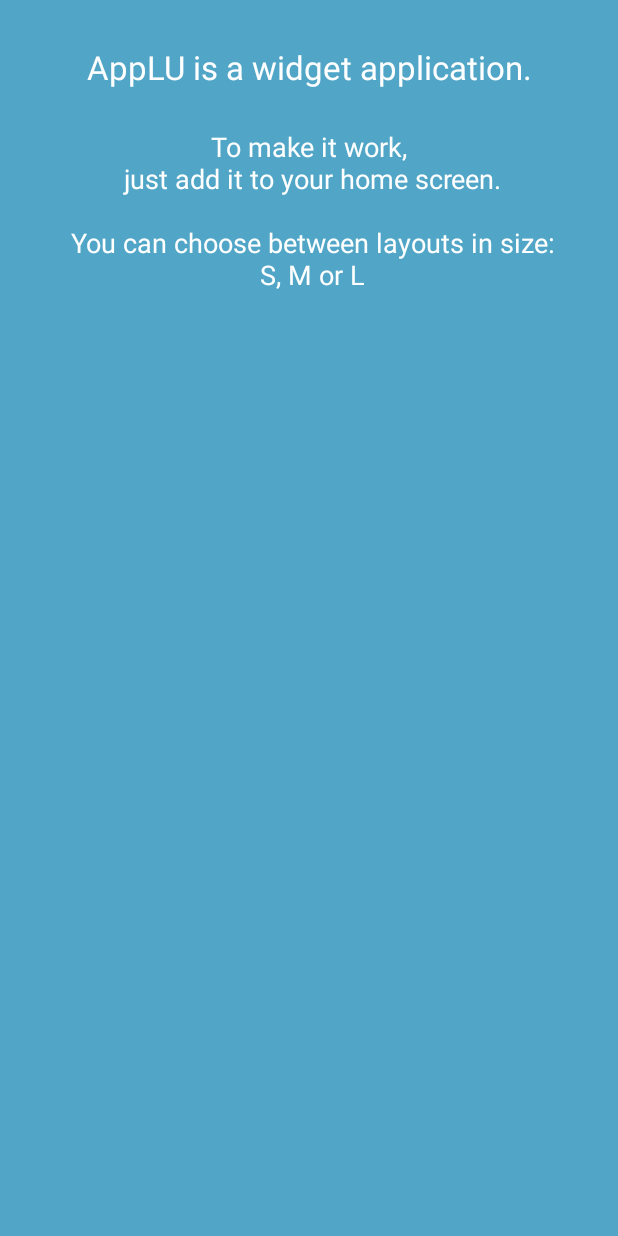
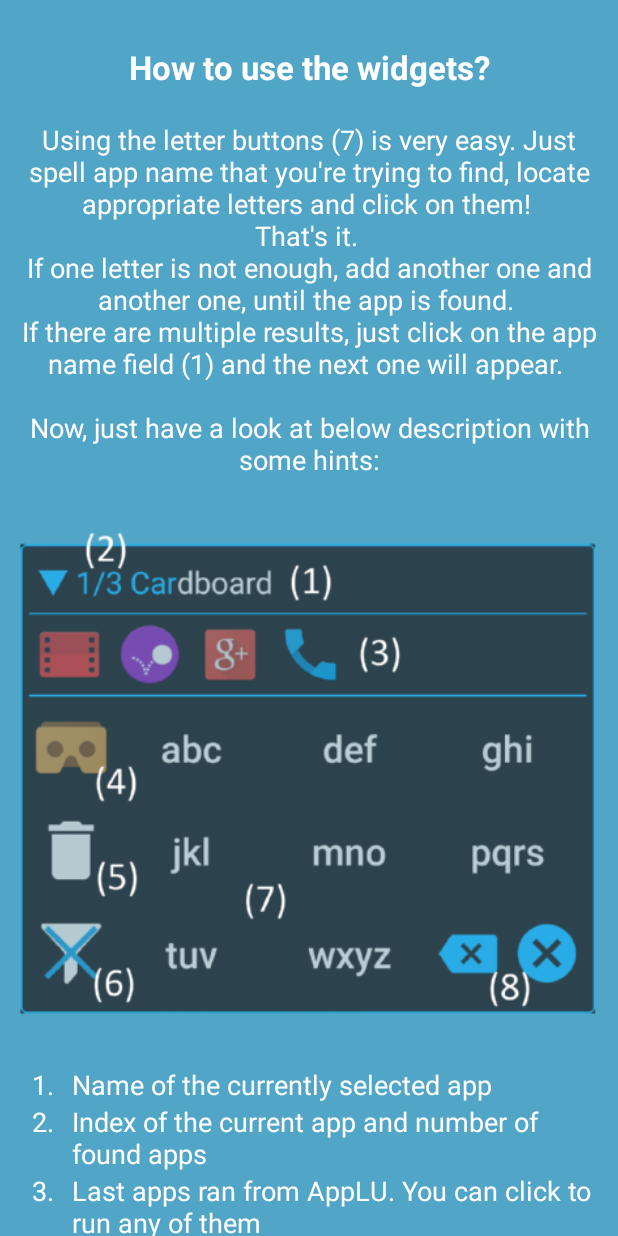
Before and after one commit to dorszpw/applu, an Android app: the screen it shows after launch (MainActivity), after a tap on an icon or button, on a phone screen of 412 x 824 dp. Run offline under Robolectric (Android 15) with nearby library versions, the light colour scheme and no system bars; libraries missing offline, so code that uses them is left out: com.crashlytics.android, io.fabric.sdk; 2 statements that could not run were skipped; 1 other tap on this screen came first.

Commit message:
change: help view

```diff
--- a/app/src/main/java/pl/coddev/applu/b/PInfoHandler.java
+++ b/app/src/main/java/pl/coddev/applu/b/PInfoHandler.java
@@ -25,7 +25,7 @@ public final class PInfoHandler {
     private static Map<Integer, Integer> appIndex = new HashMap<>();
     private static Map<Integer, ArrayList<PInfo>> filteredPInfos = new HashMap<>();
     private static Map<Integer, ArrayList<PInfo>> selectedPInfos = new HashMap<>();
-    private static CopyOnWriteArrayList<PInfo> allPInfos = new CopyOnWriteArrayList<>(); //Collections.synchronizedList(new ArrayList<PInfo>());
+    private static CopyOnWriteArrayList<PInfo> allPInfos = new CopyOnWriteArrayList<>();
 
 
     public static void setSelectedPInfos(int widgetId) {
@@ -37,10 +37,13 @@ public final class PInfoHandler {
     }
 
     public static void setAllPInfos(ArrayList<PInfo> list) {
-        if(list==null)
+        if(allPInfos != null){
+            allPInfos.clear();
+        } else {
             allPInfos = new CopyOnWriteArrayList<>();
-        else
-            allPInfos = new CopyOnWriteArrayList<>(list);
+        }
+        if(list!=null)
+            allPInfos.addAll(list);
     }
 
     public static List<PInfo> getAllPInfos() {
--- /dev/null
+++ b/app/src/main/java/pl/coddev/applu/c/BulletTextUtil.java
@@ -0,0 +1,63 @@
+package pl.coddev.applu.c;
+
+import android.content.Context;
+import android.text.Spannable;
+import android.text.SpannableString;
+import android.text.SpannableStringBuilder;
+import android.text.Spanned;
+import android.text.style.AbsoluteSizeSpan;
+import android.text.style.BulletSpan;
+
+/**
+ * Created by Piotr Woszczek on 27/08/15.
+ */
+public class BulletTextUtil {
+
+    /**
+     * Returns a CharSequence containing a bulleted and properly indented list.
+     *
+     * @param leadingMargin In pixels, the space between the left edge of the bullet and the left edge of the text.
+     * @param context
+     * @param stringArrayResId A resource id pointing to a string array. Each string will be a separate line/bullet-point.
+     * @return
+     */
+    public static CharSequence makeBulletListFromStringArrayResource(int leadingMargin, Context context, int stringArrayResId) {
+        return makeBulletList(leadingMargin, context.getResources().getStringArray(stringArrayResId));
+    }
+
+    /**
+     * Returns a CharSequence containing a bulleted and properly indented list.
+     *
+     * @param leadingMargin In pixels, the space between the left edge of the bullet and the left edge of the text.
+     * @param context
+     * @param linesResIds An array of string resource ids. Each string will be a separate line/bullet-point.
+     * @return
+     */
+    public static CharSequence makeBulletListFromStringResources(int leadingMargin, Context context, int... linesResIds) {
+        int len = linesResIds.length;
+        CharSequence[] cslines = new CharSequence[len];
+        for (int i = 0; i < len; i++) {
+            cslines[i] = context.getString(linesResIds[i]);
+        }
+        return makeBulletList(leadingMargin, cslines);
+    }
+
+    /**
+     * Returns a CharSequence containing a bulleted and properly indented list.
+     *
+     * @param leadingMargin In pixels, the space between the left edge of the bullet and the left edge of the text.
+     * @param lines An array of CharSequences. Each CharSequences will be a separate line/bullet-point.
+     * @return
+     */
+    public static CharSequence makeBulletList(int leadingMargin, CharSequence... lines) {
+        SpannableStringBuilder sb = new SpannableStringBuilder();
+        for (int i = 0; i < lines.length; i++) {
+            CharSequence line = lines[i] + (i < lines.length-1 ? "\n" : "");
+            Spannable spannable = new SpannableString(line);
+            spannable.setSpan(new AbsoluteSizeSpan(leadingMargin), 0, spannable.length(), Spanned.SPAN_INCLUSIVE_EXCLUSIVE);
+            sb.append(spannable);
+        }
+        return sb;
+    }
+
+}
--- a/app/src/main/java/pl/coddev/applu/p/MainActivity.java
+++ b/app/src/main/java/pl/coddev/applu/p/MainActivity.java
@@ -19,11 +19,14 @@ import android.view.animation.OvershootInterpolator;
 import android.widget.ImageButton;
 import android.widget.ImageView;
 import android.widget.RelativeLayout;
+import android.widget.ScrollView;
+import android.widget.TextView;
 
 import com.crashlytics.android.Crashlytics;
 
 import io.fabric.sdk.android.Fabric;
 import pl.coddev.applu.R;
+import pl.coddev.applu.c.BulletTextUtil;
 import pl.coddev.applu.c.Log;
 import pl.coddev.applu.c.Utils;
 
@@ -42,11 +45,15 @@ public class MainActivity extends Activity implements View.OnClickListener {
     ImageView lid;
     ImageView rocket;
     ImageView frame;
+    ScrollView scrollView;
     private DisplayMetrics dm;
     FloatingActionButton share;
     private float scale;
     private int startDelay = 500;
-    private boolean onHelpScreen = false;
+    private VIEW screen = VIEW.MAIN;
+
+    private enum HELPVIEW_ACTION {SHOW, HIDE};
+    private enum VIEW {MAIN, HELP, NO};
 
     @Override
     protected void onCreate(Bundle savedInstanceState) {
@@ -68,7 +75,8 @@ public class MainActivity extends Activity implements View.OnClickListener {
         play.setOnClickListener(this);
         infoButton = (ImageButton) findViewById(R.id.infoButton);
         infoButton.setOnClickListener(this);
-
+        scrollView = (ScrollView) findViewById(R.id.scrollView);
+        //helpBodyPoints = (TextView) findViewById(R.id.helpBodyPoints);
         dm = new DisplayMetrics();
         getWindowManager().getDefaultDisplay().getMetrics(dm);
 
@@ -100,15 +108,18 @@ public class MainActivity extends Activity implements View.OnClickListener {
 
         share = (FloatingActionButton) findViewById(R.id.share);
         share.setOnClickListener(this);
+
+//        CharSequence bulletedList = BulletTextUtil.makeBulletList(10, getString(R.string.help_points1),
+//                getString(R.string.help_points2));
+//        helpBodyPoints.setText(bulletedList);
     }
 
     @Override
     public void onBackPressed() {
         Log.d(TAG, "onBackPressed ");
-        if (onHelpScreen) {
-            animateRelative(1f);
-            onHelpScreen = false;
-        } else {
+        if (screen.equals(VIEW.HELP)) {
+            handleHelpView(HELPVIEW_ACTION.HIDE);
+        } else if (screen.equals(VIEW.MAIN)){
             super.onBackPressed();
         }
     }
@@ -190,24 +201,38 @@ public class MainActivity extends Activity implements View.OnClickListener {
         finishSet.start();
     }
 
-    void animateRelative(final float endValue) {
-        if (endValue == 1f)
-            share.setVisibility(View.VISIBLE);
-        ObjectAnimator relativeScale = ObjectAnimator.ofFloat(relative, "scaleX", endValue);
+    void handleHelpView(final HELPVIEW_ACTION action) {
+        float endValue, endValueShare;
+        if (action.equals(HELPVIEW_ACTION.HIDE)) {
+            endValue = 1;
+            endValueShare = 0;
+            relative.setVisibility(View.VISIBLE);
+        } else {
+            endValue = 0;
+            endValueShare = scrollView.getHeight()+2*share.getHeight();
+        }
+
         ObjectAnimator relativeAlpha = ObjectAnimator.ofFloat(relative, "alpha", endValue);
+        ObjectAnimator shareFall = ObjectAnimator.ofFloat(share, "translationY", endValueShare);
         AnimatorSet relativeSet = new AnimatorSet();
-        relativeSet.setDuration(500);
+        relativeSet.setDuration(700);
         relativeSet.setInterpolator(new OvershootInterpolator());
-        relativeSet.playTogether(relativeAlpha, relativeScale);
-        relativeSet.start();
+        relativeSet.playTogether(relativeAlpha, shareFall);
         relativeSet.addListener(new AnimatorListenerAdapter() {
             @Override
             public void onAnimationEnd(Animator animation) {
+                Log.d(TAG, "onAnimationEnd ");
+                if(action.equals(HELPVIEW_ACTION.SHOW)){
+                    relative.setVisibility(View.GONE);
+                    screen = VIEW.HELP;
+                } else {
+                    screen = VIEW.MAIN;
+                }
                 super.onAnimationEnd(animation);
-                if (endValue == 0f)
-                    share.setVisibility(View.INVISIBLE);
             }
         });
+        relativeSet.start();
+
     }
 
 
@@ -239,8 +264,7 @@ public class MainActivity extends Activity implements View.OnClickListener {
                 break;
 
             case R.id.infoButton:
-                onHelpScreen = true;
-                animateRelative(0f);
+                handleHelpView(HELPVIEW_ACTION.SHOW);
 
         }
     }
--- /dev/null
+++ b/app/src/main/res/layout/help_view.xml
@@ -0,0 +1,167 @@
+<?xml version="1.0" encoding="utf-8"?>
+<ScrollView xmlns:android="http://schemas.android.com/apk/res/android"
+    android:layout_width="match_parent"
+    android:layout_height="wrap_content"
+    android:layout_alignParentBottom="true"
+    android:background="@color/dark_blue">
+
+    <LinearLayout
+        android:layout_width="match_parent"
+        android:layout_height="wrap_content"
+        android:layout_marginLeft="@dimen/ref_10"
+        android:layout_marginRight="@dimen/ref_10"
+        android:layout_marginTop="@dimen/ref_30"
+        android:orientation="vertical"
+
+
+        >
+
+        <TextView
+            android:id="@+id/helpTitleBack"
+            style="@style/helpPageStyle"
+            android:text="@string/help_title_extended"
+            android:textSize="@dimen/ref_font_large"
+            android:textStyle="bold" />
+
+        <TextView
+            android:id="@+id/helpBodyBack"
+            style="@style/helpPageStyle"
+            android:text="@string/help_body_extended" />
+
+        <ImageView
+            android:layout_width="match_parent"
+            android:layout_height="wrap_content"
+            android:adjustViewBounds="true"
+            android:scaleType="fitCenter"
+            android:src="@drawable/help2" />
+
+        <!--<TextView-->
+        <!--android:id="@+id/helpBodyPoints"-->
+        <!--android:layout_width="match_parent"-->
+        <!--android:layout_height="wrap_content"-->
+        <!--android:gravity="left"-->
+        <!--android:paddingBottom="40dp"-->
+        <!--android:paddingLeft="10dp"-->
+        <!--android:paddingRight="10dp"-->
+        <!--android:text="xxx"-->
+        <!--android:textColor="@color/white"-->
+        <!--android:textSize="@dimen/ref_font_medium" />-->
+
+        <TableLayout
+            android:layout_width="match_parent"
+            android:layout_height="wrap_content"
+            android:numColumns="2"
+            android:paddingBottom="50dp">
+
+            <TableRow
+                android:layout_width="wrap_content"
+                android:layout_height="wrap_content"
+
+                >
+
+                <TextView
+                    style="@style/helpPageStyle"
+                    android:layout_weight="0.2"
+                    android:text="1." />
+
+                <TextView
+                    style="@style/helpPagePointsStyle"
+                    android:layout_weight="3"
+                    android:text="@string/help_points1" />
+            </TableRow>
+
+            <TableRow
+                android:layout_width="wrap_content"
+                android:layout_height="wrap_content"
+                >
+                <TextView
+                    style="@style/helpPageStyle"
+                    android:layout_weight="0.2"
+                    android:text="2." />
+
+                <TextView
+                    style="@style/helpPagePointsStyle"
+                    android:layout_weight="3"
+                    android:text="@string/help_points2" />
+            </TableRow>
+            <TableRow
+                android:layout_width="wrap_content"
+                android:layout_height="wrap_content"
+                >
+                <TextView
+                    style="@style/helpPageStyle"
+                    android:layout_weight="0.2"
+                    android:text="3." />
+                <TextView
+                    style="@style/helpPagePointsStyle"
+                    android:layout_weight="3"
+                    android:text="@string/help_points3" />
+            </TableRow>
+            <TableRow
+                android:layout_width="wrap_content"
+                android:layout_height="wrap_content"
+                >
+                <TextView
+                    style="@style/helpPageStyle"
+                    android:layout_weight="0.2"
+                    android:text="4." />
+                <TextView
+                    style="@style/helpPagePointsStyle"
+                    android:layout_weight="3"
+                    android:text="@string/help_points4" />
+            </TableRow>
+            <TableRow
+                android:layout_width="wrap_content"
+                android:layout_height="wrap_content"
+                >
+                <TextView
+                    style="@style/helpPageStyle"
+                    android:layout_weight="0.2"
+                    android:text="5." />
+                <TextView
+                    style="@style/helpPagePointsStyle"
+                    android:layout_weight="3"
+                    android:text="@string/help_points5" />
+            </TableRow>
+            <TableRow
+                android:layout_width="wrap_content"
+                android:layout_height="wrap_content"
+                >
+                <TextView
+                    style="@style/helpPageStyle"
+                    android:layout_weight="0.2"
+                    android:text="6." />
+                <TextView
+                    style="@style/helpPagePointsStyle"
+                    android:layout_weight="3"
+                    android:text="@string/help_points6" />
+            </TableRow>
+            <TableRow
+                android:layout_width="wrap_content"
+                android:layout_height="wrap_content"
+                >
+                <TextView
+                    style="@style/helpPageStyle"
+                    android:layout_weight="0.2"
+                    android:text="7." />
+                <TextView
+                    style="@style/helpPagePointsStyle"
+                    android:layout_weight="3"
+                    android:text="@string/help_points7" />
+            </TableRow>
+            <TableRow
+                android:layout_width="wrap_content"
+                android:layout_height="wrap_content"
+                >
+                <TextView
+                    style="@style/helpPageStyle"
+                    android:layout_weight="0.2"
+                    android:text="8." />
+                <TextView
+                    style="@style/helpPagePointsStyle"
+                    android:layout_weight="3"
+                    android:text="@string/help_points8" />
+            </TableRow>
+        </TableLayout>
+    </LinearLayout>
+</ScrollView>
--- a/app/src/main/res/layout/main_layout.xml
+++ b/app/src/main/res/layout/main_layout.xml
@@ -4,33 +4,7 @@
     android:layout_height="match_parent"
     android:background="@color/dark_blue">
 
-    <LinearLayout
-        android:layout_width="match_parent"
-        android:layout_height="match_parent"
-        android:layout_marginLeft="@dimen/ref_10"
-        android:layout_marginRight="@dimen/ref_10"
-        android:layout_marginTop="@dimen/ref_30"
-        android:orientation="vertical"
-        >
-
-        <TextView
-            android:id="@+id/helpTitleBack"
-            android:layout_width="match_parent"
-            android:layout_height="wrap_content"
-            android:gravity="center"
-            android:text="@string/help_title"
-            android:textColor="@color/white"
-            android:textSize="@dimen/ref_font_large" />
-
-        <TextView
-            android:id="@+id/helpBodyBack"
-            android:layout_width="match_parent"
-            android:layout_height="wrap_content"
-            android:gravity="center"
-            android:text="@string/help_body"
-            android:textColor="@color/white"
-            android:textSize="@dimen/ref_font_medium" />
-    </LinearLayout>
+    <include layout="@layout/help_view" />
 
     <RelativeLayout xmlns:app="http://schemas.android.com/apk/res-auto"
         xmlns:tools="http://schemas.android.com/tools"
@@ -78,6 +52,7 @@
 
 
         <ScrollView
+            android:id="@+id/scrollView"
             android:layout_width="match_parent"
             android:layout_height="match_parent"
             android:layout_below="@+id/frame">
@@ -108,6 +83,7 @@
                     android:textSize="@dimen/ref_font_medium" />
             </LinearLayout>
         </ScrollView>
+
 
         <ImageButton
             android:id="@+id/play"
--- a/app/src/main/res/values/strings.xml
+++ b/app/src/main/res/values/strings.xml
@@ -12,12 +12,48 @@
     <string name="icon_trash_o">&#xf014;</string>
     <string name="no_matches">[no results]</string>
     <string name="last_apps">Last apps</string>
-    <string name="help_title">AppLU is a widget application.\n</string>
+    <string name="help_title">AppLU is a widget application\n</string>
     <string name="help_body">
-                                To make it work,\n
-                                just add it to your home screen.\n\n
-                                You can choose between layouts in size:\n S, M or L\n
+                                To make it work,
+                                \njust add it to your home screen.
+                                \nAfter adding first widget, you\'ll be able
+                                \nto launch or uninstall your apps
+                                \ndirectly from your home screen.
+                                \n\nYou can choose between layouts in size:\n S, M or L\n
 
+
+    </string>
+    <string name="help_points">
+        \n1. Name of the currently selected app
+    \n2. Index of the current app and number of found apps
+    \n3. Last apps ran from AppLU. You can click to run any of them
+    \n4. Launch button - runs currently selected app
+    \n5. Uninstall button - removes currently selected app
+    \n6. App filter button - switch between user/system/all
+    \n7. Letter buttons - click on them to find your app
+    \n8. Delete buttons - remove last or all letters from the filter
+        \n
+    </string>
+     <string name="help_points1">
+        Name of the currently selected app
+         </string>
+    <string name="help_points2">Index of the current app and number of found apps</string>
+    <string name="help_points3">
+    Last apps ran from AppLU. You can click to run any of them
+    </string>
+    <string name="help_points4">Launch button - runs currently selected app</string>
+    <string name="help_points5">Uninstall button - removes currently selected app from the system</string>
+    <string name="help_points6">App filter button - switch between user/system/all</string>
+    <string name="help_points7">Letter buttons - click on them to find your app</string>
+    <string name="help_points8">Backspace buttons - remove last or all letters from the filter</string>
+    <string name="help_title_extended">How to use the widgets?</string>
+     <string name="help_body_extended">
+
+         \nUsing the letter buttons (7) is very easy. Just spell app name that you\'re trying to find, locate appropriate letters and click on them!
+         \nThat\'s it.
+         \nIf one letter is not enough, add another one and another one, until the app is found.
+         \nIf there are multiple results, just click on the app name field (1) and the next one will appear.
+         \n\nNow, just have a look at below description with some hints:
 
     </string>
     <string name="share_message">Applu is an awesome app :)
--- a/app/src/main/res/values/styles.xml
+++ b/app/src/main/res/values/styles.xml
@@ -59,7 +59,6 @@
         <item name="android:layout_height">60dp</item>
         <item name="android:textSize">22dp</item>
     </style>
-
 
 
     <!--<style name="Theme.Transparent" parent="android:Theme">-->
@@ -140,5 +139,21 @@
         <item name="android:textSize">18dp</item>
     </style>
 
+    <style name="helpPageStyle">
+        <item name="android:layout_width">match_parent</item>
+        <item name="android:layout_height">wrap_content</item>
+        <item name="android:gravity">center</item>
+        <item name="android:textColor">@color/white</item>
+        <item name="android:textSize">@dimen/ref_font_medium</item>
+    </style>
+
+    <style name="helpPagePointsStyle" parent="helpPageStyle">
+        <item name="android:layout_width">0dp</item>
+        <item name="android:layout_height">wrap_content</item>
+        <item name="android:gravity">left</item>
+        <item name="android:textColor">@color/white</item>
+        <item name="android:textSize">@dimen/ref_font_medium</item>
+    </style>
+
 
 </resources>
```
Also changed, not shown: app/src/main/res/drawable-hdpi/help2.png (added), app/src/main/res/drawable-mdpi/help2.png (added), app/src/main/res/drawable-xhdpi/help2.png (added), app/src/main/res/drawable-xxhdpi/help2.png (added), app/src/main/res/drawable-xxxhdpi/help2.png (added).
